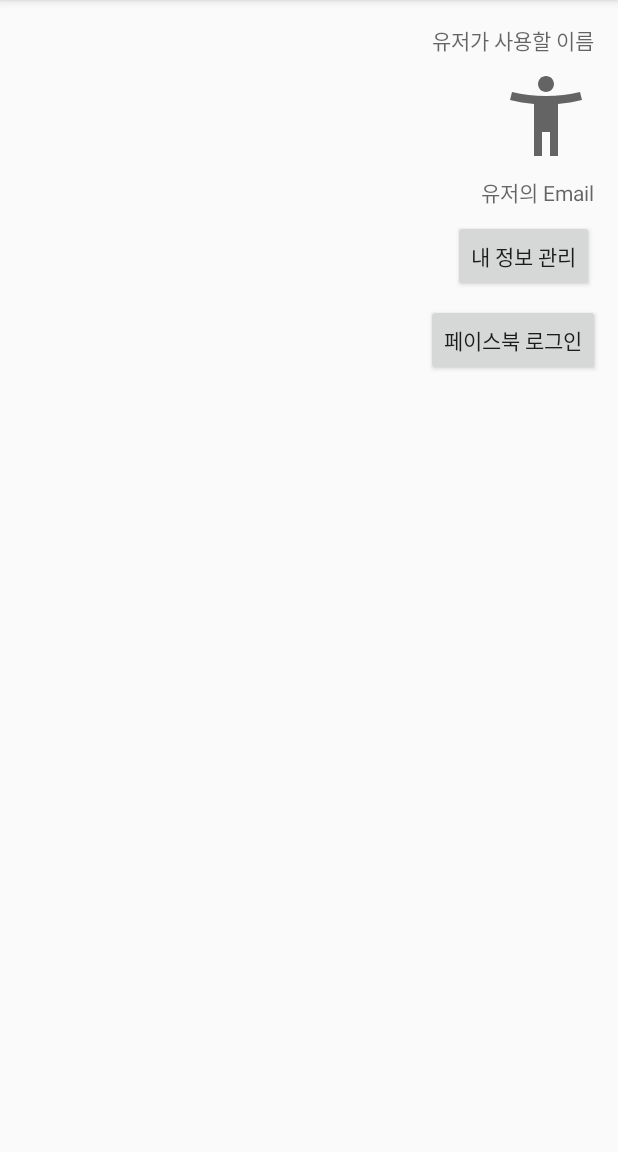
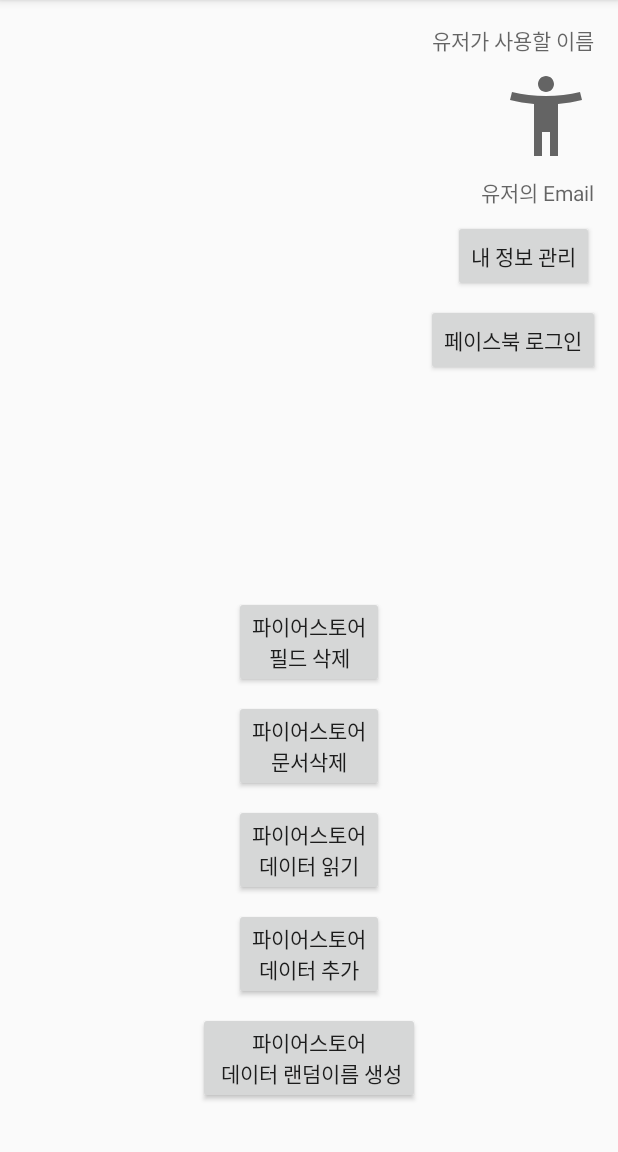
Before and after one commit to LonerStayle/Lesson, an Android app: the screen it shows after launch once a user with an empty profile is signed in (ActivityNoticeBoard), on a phone screen of 412 x 824 dp, the part 84-1236 px from its top. Run offline under Robolectric (Android 15) with nearby library versions, the phone set to English and light mode, and no system bars; our stand-ins replace Firebase (no records; nobody signed in at launch, a user with empty details on screens opened directly); libraries missing offline, so code that uses them is left out: com.facebook, com.facebook.login; 2 statements that could not run were skipped.

Commit message:
[ADD] 파이어베이스 스토어예제 완성

```diff
--- a/PersonalLessonOne/app/src/main/java/com/example/personallessonone/MainActivity.kt
+++ b/PersonalLessonOne/app/src/main/java/com/example/personallessonone/MainActivity.kt
@@ -15,6 +15,8 @@ class MainActivity : AppCompatActivity() {
         setContentView(R.layout.activity_main)
 
 
+
+
         button_start.setOnClickListener {
 
             val nameBox = editText_name.text.toString()
@@ -30,6 +32,7 @@ class MainActivity : AppCompatActivity() {
                 intent.putExtra("mySalary",mySalary.toInt())
                 startActivity(intent)
             }
+
         }
     }
 }
--- a/PersonalLessonTwo/FireBaseTr/app/build.gradle
+++ b/PersonalLessonTwo/FireBaseTr/app/build.gradle
@@ -44,4 +44,5 @@ dependencies {
     annotationProcessor 'com.github.bumptech.glide:compiler:4.11.0'
     implementation 'gun0912.ted:tedpermission:2.2.3'
     implementation 'com.facebook.android:facebook-login:4.42.0'
+    implementation 'com.google.firebase:firebase-firestore:21.2.1'
 }
--- a/PersonalLessonTwo/FireBaseTr/app/src/main/java/com/example/firebasetr/FireBaseApplication.kt
+++ b/PersonalLessonTwo/FireBaseTr/app/src/main/java/com/example/firebasetr/FireBaseApplication.kt
@@ -4,6 +4,7 @@ import android.app.Application
 import com.facebook.appevents.AppEventsLogger
 
 class FireBaseApplication: Application() {
+
     override fun onCreate() {
         super.onCreate()
         AppEventsLogger.activateApp(this)
--- a/PersonalLessonTwo/FireBaseTr/app/src/main/java/com/example/firebasetr/MainActivity.kt
+++ b/PersonalLessonTwo/FireBaseTr/app/src/main/java/com/example/firebasetr/MainActivity.kt
@@ -18,6 +18,7 @@ class MainActivity : AppCompatActivity() {
     private val auth by lazy { FirebaseAuth.getInstance() }
     private val faceBookCallbackManager = CallbackManager.Factory.create()
     private val faceBookLoginCallback = FaceBookLoginCallback(this)
+
     override fun onCreate(savedInstanceState: Bundle?) {
         super.onCreate(savedInstanceState)
         setContentView(R.layout.activity_main)
@@ -26,6 +27,7 @@ class MainActivity : AppCompatActivity() {
         setButtonLoginClickListener()
         setButtonAnonymousClickListener()
         setButtonFaceBookClickListener()
+
     }
 
 
--- a/PersonalLessonTwo/FireBaseTr/app/src/main/res/layout/activity_notice_board.xml
+++ b/PersonalLessonTwo/FireBaseTr/app/src/main/res/layout/activity_notice_board.xml
@@ -82,4 +82,54 @@
         app:layout_constraintEnd_toEndOf="parent"
         app:layout_constraintTop_toBottomOf="@+id/button_myDataSetting" />
 
+    <Button
+        android:id="@+id/button_fireStoreDataRandomAdd"
+        android:layout_width="wrap_content"
+        android:layout_height="wrap_content"
+        android:layout_marginBottom="32dp"
+        android:text="파이어스토어\n 데이터 랜덤이름 생성"
+        app:layout_constraintBottom_toBottomOf="parent"
+        app:layout_constraintEnd_toEndOf="parent"
+        app:layout_constraintStart_toStartOf="parent" />
+
+    <Button
+        android:id="@+id/button_fireStoreDataInsert"
+        android:layout_width="wrap_content"
+        android:layout_height="wrap_content"
+        android:layout_marginBottom="8dp"
+        android:text="파이어스토어\n데이터 추가"
+        app:layout_constraintBottom_toTopOf="@+id/button_fireStoreDataRandomAdd"
+        app:layout_constraintEnd_toEndOf="@+id/button_fireStoreDataRandomAdd"
+        app:layout_constraintStart_toStartOf="@+id/button_fireStoreDataRandomAdd" />
+
+    <Button
+        android:id="@+id/button_firebaseDataReading"
+        android:layout_width="wrap_content"
+        android:layout_height="wrap_content"
+        android:layout_marginBottom="8dp"
+        android:text="파이어스토어\n데이터 읽기"
+        app:layout_constraintBottom_toTopOf="@+id/button_fireStoreDataInsert"
+        app:layout_constraintEnd_toEndOf="@+id/button_fireStoreDataInsert"
+        app:layout_constraintStart_toStartOf="@+id/button_fireStoreDataInsert" />
+
+    <Button
+        android:id="@+id/button_fireStoreDocumentDelete"
+        android:layout_width="wrap_content"
+        android:layout_height="wrap_content"
+        android:layout_marginBottom="8dp"
+        android:text="파이어스토어\n문서삭제"
+        app:layout_constraintBottom_toTopOf="@+id/button_firebaseDataReading"
+        app:layout_constraintEnd_toEndOf="@+id/button_firebaseDataReading"
+        app:layout_constraintStart_toStartOf="@+id/button_firebaseDataReading" />
+
+    <Button
+        android:id="@+id/button_fireStoreFliedDelete"
+        android:layout_width="wrap_content"
+        android:layout_height="wrap_content"
+        android:layout_marginBottom="8dp"
+        android:text="파이어스토어\n필드 삭제"
+        app:layout_constraintBottom_toTopOf="@+id/button_fireStoreDocumentDelete"
+        app:layout_constraintEnd_toEndOf="@+id/button_fireStoreDocumentDelete"
+        app:layout_constraintStart_toStartOf="@+id/button_fireStoreDocumentDelete" />
+
 </androidx.constraintlayout.widget.ConstraintLayout>
```
Also changed, not shown: PersonalLessonTwo/FireBaseTr/app/src/main/java/com/example/firebasetr/ActivityNoticeBoard.kt (+95 -3 lines).
